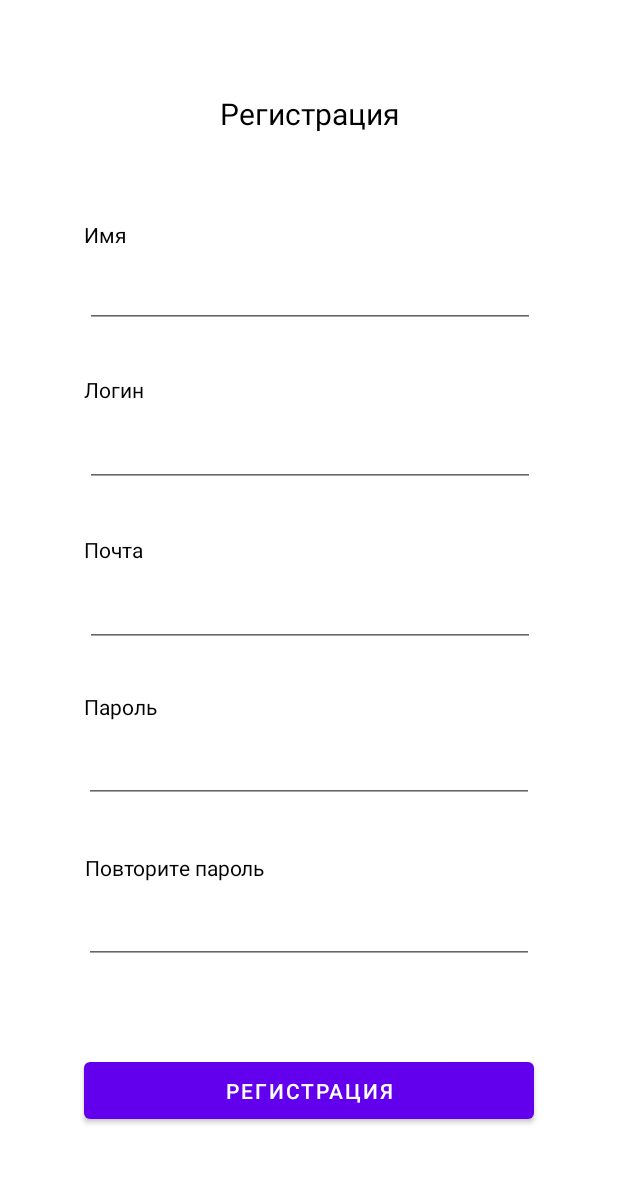
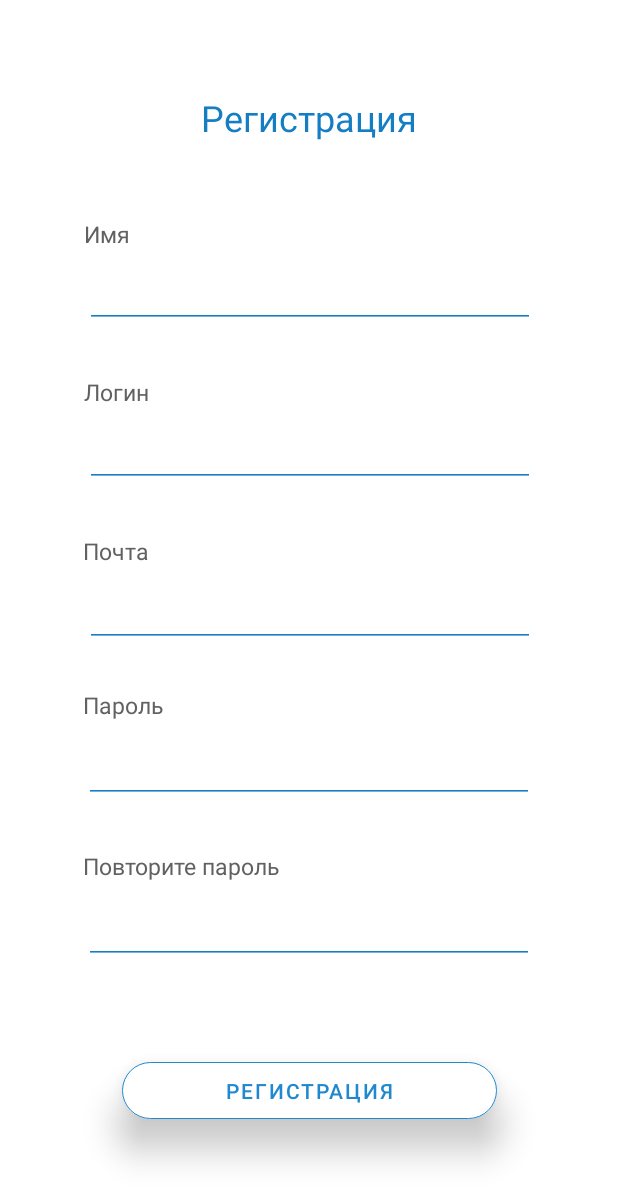
Before and after one commit to StepanTabrisov/diplom, an Android app: the screen it shows after launch (StartActivity), after a tap on "Регистрация", on a phone screen of 412 x 824 dp. Shown: the top 1201 px of the screen. Run offline under Robolectric (Android 15) with nearby library versions, the phone set to English and light mode, and no system bars.

Commit message:
change design

```diff
--- a/app/src/main/AndroidManifest.xml
+++ b/app/src/main/AndroidManifest.xml
@@ -5,6 +5,7 @@
 
     <uses-permission android:name="android.permission.WRITE_EXTERNAL_STORAGE" />
     <uses-permission android:name="android.permission.READ_EXTERNAL_STORAGE" />
+    <uses-permission android:name="android.permission.INTERNET"/>
 
     <application
         android:allowBackup="true"
--- a/app/src/main/res/drawable/border.xml
+++ b/app/src/main/res/drawable/border.xml
@@ -1,6 +1,6 @@
 <?xml version="1.0" encoding="utf-8"?>
 <shape xmlns:android="http://schemas.android.com/apk/res/android"
     android:shape="rectangle">
-    <stroke android:color="@color/black" android:width="1dp"/>
-    <corners android:radius="15dp" />
+    <solid android:color = "#0277BD"></solid>
+    <corners android:radius="25dp" />
 </shape>
--- /dev/null
+++ b/app/src/main/res/drawable/bottom_selector.xml
@@ -0,0 +1,6 @@
+<?xml version="1.0" encoding="utf-8"?>
+<selector xmlns:android="http://schemas.android.com/apk/res/android">
+
+    <item android:state_checked="true" android:color="#ffffff"/>
+    <item android:color="#ababab"/>
+</selector>
--- a/app/src/main/res/drawable/ic_baseline_add_24.xml
+++ b/app/src/main/res/drawable/ic_baseline_add_24.xml
@@ -1,5 +1,6 @@
-<vector android:height="24dp" android:tint="#000000"
+<vector android:height="24dp" android:tint="#FFFFFF"
     android:viewportHeight="24" android:viewportWidth="24"
-    android:width="24dp" xmlns:android="http://schemas.android.com/apk/res/android">
+    android:width="24dp" xmlns:android="http://schemas.android.com/apk/res/android"
+    >
     <path android:fillColor="@android:color/white" android:pathData="M19,13h-6v6h-2v-6H5v-2h6V5h2v6h6v2z"/>
 </vector>
--- a/app/src/main/res/drawable/ic_baseline_arrow_back_24.xml
+++ b/app/src/main/res/drawable/ic_baseline_arrow_back_24.xml
@@ -1,5 +1,5 @@
 <vector android:autoMirrored="true" android:height="24dp"
-    android:tint="#000000" android:viewportHeight="24"
+    android:tint="#7d7d7d" android:viewportHeight="24"
     android:viewportWidth="24" android:width="24dp" xmlns:android="http://schemas.android.com/apk/res/android">
     <path android:fillColor="@android:color/white" android:pathData="M20,11H7.83l5.59,-5.59L12,4l-8,8 8,8 1.41,-1.41L7.83,13H20v-2z"/>
 </vector>
--- a/app/src/main/res/drawable/ic_baseline_folder_24.xml
+++ b/app/src/main/res/drawable/ic_baseline_folder_24.xml
@@ -1,5 +1,5 @@
 <vector android:height="24dp" android:tint="#000000"
     android:viewportHeight="24" android:viewportWidth="24"
     android:width="24dp" xmlns:android="http://schemas.android.com/apk/res/android">
-    <path android:fillColor="@android:color/white" android:pathData="M10,4H4c-1.1,0 -1.99,0.9 -1.99,2L2,18c0,1.1 0.9,2 2,2h16c1.1,0 2,-0.9 2,-2V8c0,-1.1 -0.9,-2 -2,-2h-8l-2,-2z"/>
+    <path android:fillColor="#1f88ce" android:pathData="M10,4H4c-1.1,0 -1.99,0.9 -1.99,2L2,18c0,1.1 0.9,2 2,2h16c1.1,0 2,-0.9 2,-2V8c0,-1.1 -0.9,-2 -2,-2h-8l-2,-2z"/>
 </vector>
--- a/app/src/main/res/drawable/ic_baseline_insert_drive_file_24.xml
+++ b/app/src/main/res/drawable/ic_baseline_insert_drive_file_24.xml
@@ -1,4 +1,4 @@
-<vector android:height="24dp" android:tint="#000000"
+<vector android:height="24dp" android:tint="#1f88ce"
     android:viewportHeight="24" android:viewportWidth="24"
     android:width="24dp" xmlns:android="http://schemas.android.com/apk/res/android">
     <path android:fillColor="@android:color/white" android:pathData="M6,2c-1.1,0 -1.99,0.9 -1.99,2L4,20c0,1.1 0.89,2 1.99,2L18,22c1.1,0 2,-0.9 2,-2L20,8l-6,-6L6,2zM13,9L13,3.5L18.5,9L13,9z"/>
--- a/app/src/main/res/layout/registration_fragment.xml
+++ b/app/src/main/res/layout/registration_fragment.xml
@@ -10,8 +10,9 @@
         android:layout_width="wrap_content"
         android:layout_height="wrap_content"
         android:text="Регистрация"
-        android:textColor="#000000"
-        android:textSize="20sp"
+        android:textColor="#157dc3"
+        android:textSize="24sp"
+        android:textStyle=""
         app:layout_constraintBottom_toBottomOf="parent"
         app:layout_constraintEnd_toEndOf="parent"
         app:layout_constraintStart_toStartOf="parent"
@@ -24,6 +25,7 @@
         android:layout_height="50dp"
         android:ems="10"
         android:inputType="textPersonName"
+        android:backgroundTint="#157dc3"
         app:layout_constraintBottom_toBottomOf="parent"
         app:layout_constraintEnd_toEndOf="parent"
         app:layout_constraintHorizontal_bias="0.504"
@@ -34,9 +36,21 @@
 
     <Button
         android:id="@+id/registration_button"
-        android:layout_width="300dp"
+        android:layout_width="250dp"
         android:layout_height="50dp"
         android:text="Регистрация"
+
+        android:textColor="#1f88ce"
+
+        app:cornerRadius="20dp"
+        app:strokeColor="#1f88ce"
+        app:strokeWidth="0.7dp"
+        app:backgroundTint="@android:color/white"
+
+        android:elevation="15dp"
+        android:stateListAnimator="@null"
+
+
         app:layout_constraintBottom_toBottomOf="parent"
         app:layout_constraintEnd_toEndOf="parent"
         app:layout_constraintHorizontal_bias="0.5"
@@ -49,34 +63,35 @@
         android:layout_width="wrap_content"
         android:layout_height="wrap_content"
         android:text="Повторите пароль"
-        android:textColor="#000000"
-        android:textSize="14sp"
+        android:textColor="#616161"
+        android:textSize="15sp"
         app:layout_constraintBottom_toBottomOf="parent"
         app:layout_constraintEnd_toEndOf="parent"
-        app:layout_constraintHorizontal_bias="0.193"
+        app:layout_constraintHorizontal_bias="0.198"
         app:layout_constraintStart_toStartOf="parent"
         app:layout_constraintTop_toTopOf="parent"
-        app:layout_constraintVertical_bias="0.707" />
+        app:layout_constraintVertical_bias="0.706" />
 
     <TextView
         android:id="@+id/register_label5"
         android:layout_width="wrap_content"
         android:layout_height="wrap_content"
         android:text="Пароль"
-        android:textColor="#000000"
-        android:textSize="14sp"
+        android:textColor="#616161"
+        android:textSize="15sp"
         app:layout_constraintBottom_toBottomOf="parent"
         app:layout_constraintEnd_toEndOf="parent"
-        app:layout_constraintHorizontal_bias="0.154"
+        app:layout_constraintHorizontal_bias="0.155"
         app:layout_constraintStart_toStartOf="parent"
         app:layout_constraintTop_toTopOf="parent"
-        app:layout_constraintVertical_bias="0.573" />
+        app:layout_constraintVertical_bias="0.572" />
 
     <EditText
         android:id="@+id/r_input_email"
         android:layout_width="300dp"
         android:layout_height="50dp"
         android:ems="10"
+        android:backgroundTint="#157dc3"
         android:inputType="textEmailAddress"
         app:layout_constraintBottom_toBottomOf="parent"
         app:layout_constraintEnd_toEndOf="parent"
@@ -91,33 +106,34 @@
         android:layout_width="wrap_content"
         android:layout_height="wrap_content"
         android:text="Почта"
-        android:textColor="#000000"
-        android:textSize="14sp"
+        android:textColor="#616161"
+        android:textSize="15sp"
         app:layout_constraintBottom_toBottomOf="parent"
         app:layout_constraintEnd_toEndOf="parent"
-        app:layout_constraintHorizontal_bias="0.15"
+        app:layout_constraintHorizontal_bias="0.151"
         app:layout_constraintStart_toStartOf="parent"
         app:layout_constraintTop_toTopOf="parent"
-        app:layout_constraintVertical_bias="0.443" />
+        app:layout_constraintVertical_bias="0.444" />
 
     <TextView
         android:id="@+id/register_label3"
         android:layout_width="wrap_content"
         android:layout_height="wrap_content"
         android:text="Логин"
-        android:textColor="#000000"
-        android:textSize="14sp"
+        android:textColor="#616161"
+        android:textSize="15sp"
         app:layout_constraintBottom_toBottomOf="parent"
         app:layout_constraintEnd_toEndOf="parent"
-        app:layout_constraintHorizontal_bias="0.15"
+        app:layout_constraintHorizontal_bias="0.151"
         app:layout_constraintStart_toStartOf="parent"
         app:layout_constraintTop_toTopOf="parent"
-        app:layout_constraintVertical_bias="0.311" />
+        app:layout_constraintVertical_bias="0.312" />
 
     <EditText
         android:id="@+id/r_input_name"
         android:layout_width="300dp"
         android:layout_height="50dp"
+        android:backgroundTint="#157dc3"
         android:ems="10"
         android:inputType="textPersonName"
         app:layout_constraintBottom_toBottomOf="parent"
@@ -133,20 +149,21 @@
         android:layout_width="wrap_content"
         android:layout_height="wrap_content"
         android:text="Имя"
-        android:textColor="#000000"
-        android:textSize="14sp"
+        android:textColor="#616161"
+        android:textSize="15sp"
         app:layout_constraintBottom_toBottomOf="parent"
         app:layout_constraintEnd_toEndOf="parent"
         app:layout_constraintHorizontal_bias="0.146"
         app:layout_constraintStart_toStartOf="parent"
         app:layout_constraintTop_toTopOf="parent"
-        app:layout_constraintVertical_bias="0.182" />
+        app:layout_constraintVertical_bias="0.181" />
 
     <EditText
         android:id="@+id/r_input_password"
         android:layout_width="300dp"
         android:layout_height="50dp"
         android:ems="10"
+        android:backgroundTint="#157dc3"
         android:inputType="textPassword"
         app:layout_constraintBottom_toBottomOf="parent"
         app:layout_constraintEnd_toEndOf="parent"
@@ -161,6 +178,7 @@
         android:layout_width="300dp"
         android:layout_height="50dp"
         android:ems="10"
+        android:backgroundTint="#157dc3"
         android:inputType="textPassword"
         app:layout_constraintBottom_toBottomOf="parent"
         app:layout_constraintEnd_toEndOf="parent"
--- a/app/src/main/res/values/themes.xml
+++ b/app/src/main/res/values/themes.xml
@@ -11,9 +11,9 @@
         <item name="colorSecondaryVariant">@color/teal_700</item>
         <item name="colorOnSecondary">@color/black</item>
         <!-- Status bar color. -->
-        <item name="android:statusBarColor" tools:targetApi="l">@color/black</item>
+        <item name="android:statusBarColor" tools:targetApi="l">@color/white</item>
         <!-- Customize your theme here. -->
 
-        <item name="android:windowLightStatusBar">false</item>
+        <item name="android:windowLightStatusBar">true</item>
     </style>
 </resources>
```
Also changed, not shown: app/src/main/java/com/example/diplomproject/FileSystemFragment.java (+5 -2 lines), app/src/main/res/layout/authorization_fragment.xml (+23 -10 lines), app/src/main/res/layout/custom_dialog.xml (+20 -2 lines), app/src/main/res/layout/list_item.xml (+7 -7 lines), app/src/main/res/layout/main_activity.xml (+41 -7 lines), app/src/main/res/layout/parent_fs_fragment.xml (+29 -13 lines), app/src/main/res/menu/bottom_menu.xml (+6 -4 lines).
